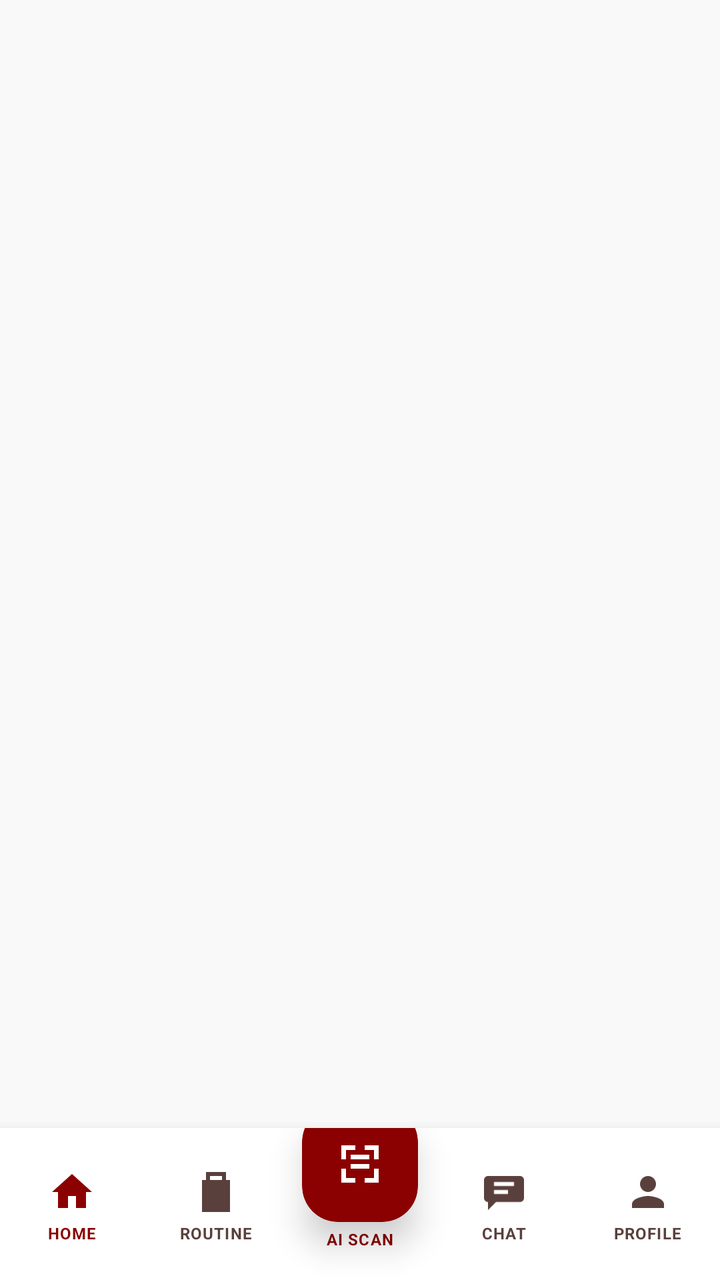
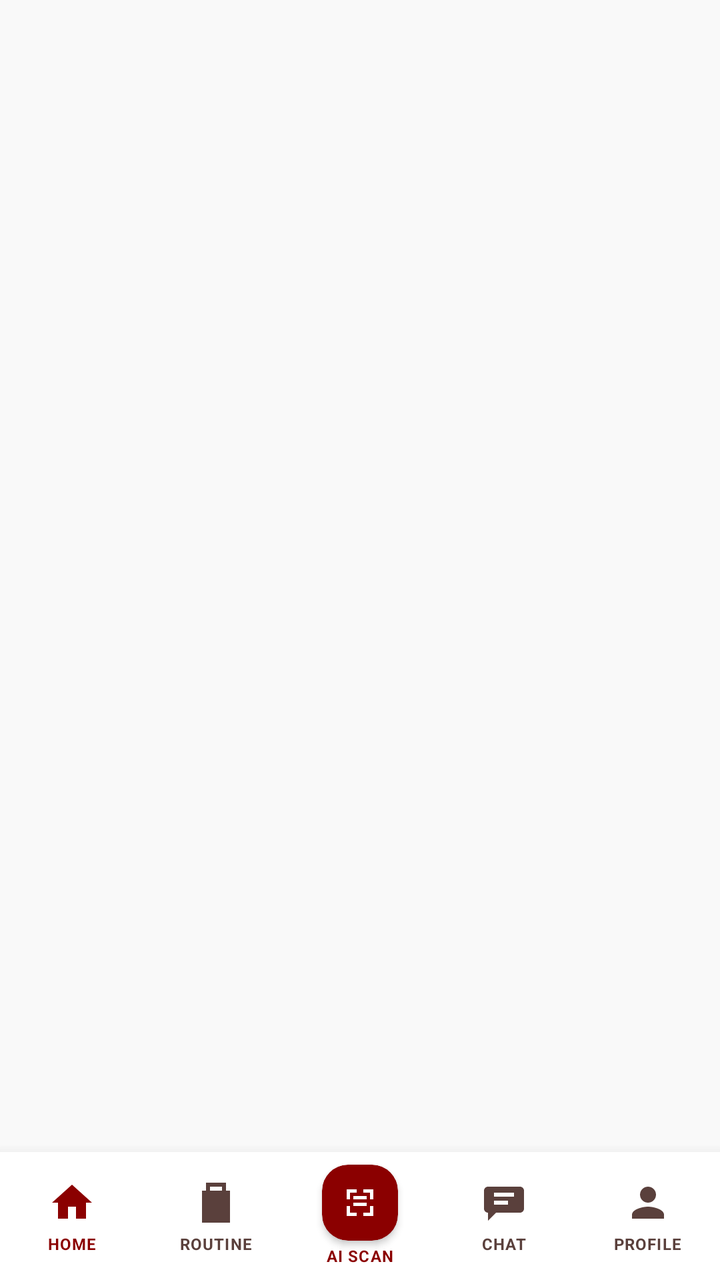

Screens rendered from an Android XML layout before and after an edit, with the pre-edit source and the edit as a unified diff.
<!-- AndroidManifest.xml: application theme Theme.TirTirMCommerce -->
<!-- res/layout/activity_main.xml -->
<?xml version="1.0" encoding="utf-8"?>
<androidx.constraintlayout.widget.ConstraintLayout xmlns:android="http://schemas.android.com/apk/res/android"
    xmlns:app="http://schemas.android.com/apk/res-auto"
    xmlns:tools="http://schemas.android.com/tools"
    android:id="@+id/main"
    android:layout_width="match_parent"
    android:layout_height="match_parent"
    tools:context=".MainActivity">

    <FrameLayout
        android:id="@+id/fragmentContainer"
        android:layout_width="0dp"
        android:layout_height="0dp"
        app:layout_constraintBottom_toTopOf="@+id/customBottomBar"
        app:layout_constraintEnd_toEndOf="parent"
        app:layout_constraintStart_toStartOf="parent"
        app:layout_constraintTop_toTopOf="parent" />

    
    <LinearLayout
        android:id="@+id/customBottomBar"
        android:layout_width="0dp"
        android:layout_height="wrap_content"
        android:background="@color/tirtir_white"
        android:elevation="10dp"
        android:orientation="horizontal"
        android:gravity="top"
        android:clipChildren="false"
        android:clipToPadding="false"
        app:layout_constraintBottom_toBottomOf="parent"
        app:layout_constraintEnd_toEndOf="parent"
        app:layout_constraintStart_toStartOf="parent">

        
        <LinearLayout
            android:id="@+id/navTabHome"
            android:layout_width="0dp"
            android:layout_height="76dp"
            android:layout_weight="1"
            android:orientation="vertical"
            android:gravity="center"
            android:background="?attr/selectableItemBackground"
            android:paddingTop="8dp"
            android:paddingBottom="6dp">
            <ImageView
                android:id="@+id/navIconHome"
                android:layout_width="24dp"
                android:layout_height="24dp"
                android:src="@drawable/ic_home"
                app:tint="@color/tirtir_red_primary"
                android:contentDescription="Home" />
            <TextView
                android:id="@+id/navLabelHome"
                android:layout_width="wrap_content"
                android:layout_height="wrap_content"
                android:layout_marginTop="3dp"
                android:text="HOME"
                android:textSize="8sp"
                android:textStyle="bold"
                android:letterSpacing="0.05"
                android:textColor="@color/tirtir_red_primary" />
        </LinearLayout>

        
        <LinearLayout
            android:id="@+id/navTabRoutine"
            android:layout_width="0dp"
            android:layout_height="76dp"
            android:layout_weight="1"
            android:orientation="vertical"
            android:gravity="center"
            android:background="?attr/selectableItemBackground"
            android:paddingTop="8dp"
            android:paddingBottom="6dp">
            <ImageView
                android:id="@+id/navIconRoutine"
                android:layout_width="24dp"
                android:layout_height="24dp"
                android:src="@drawable/ic_routine"
                app:tint="@color/tirtir_text_secondary"
                android:contentDescription="Routine" />
            <TextView
                android:id="@+id/navLabelRoutine"
                android:layout_width="wrap_content"
                android:layout_height="wrap_content"
                android:layout_marginTop="3dp"
                android:text="ROUTINE"
                android:textSize="8sp"
                android:textStyle="bold"
                android:letterSpacing="0.05"
                android:textColor="@color/tirtir_text_secondary" />
        </LinearLayout>

        
        <LinearLayout
            android:id="@+id/navTabScan"
            android:layout_width="0dp"
            android:layout_height="76dp"
            android:layout_weight="1"
            android:orientation="vertical"
            android:gravity="center"
            android:clipChildren="false"
            android:clipToPadding="false"
            android:paddingBottom="6dp">

            <com.google.android.material.card.MaterialCardView
                android:id="@+id/fabScan"
                android:layout_width="58dp"
                android:layout_height="58dp"
                android:layout_marginTop="-20dp"
                android:clickable="false"
                app:cardCornerRadius="18dp"
                app:cardElevation="10dp"
                app:cardBackgroundColor="@color/tirtir_red_primary"
                app:strokeWidth="0dp">
                <ImageView
                    android:layout_width="28dp"
                    android:layout_height="28dp"
                    android:layout_gravity="center"
                    android:src="@drawable/ic_scan"
                    app:tint="@color/tirtir_white"
                    android:contentDescription="AI Skin Scan" />
            </com.google.android.material.card.MaterialCardView>

            <TextView
                android:layout_width="wrap_content"
                android:layout_height="wrap_content"
                android:layout_marginTop="3dp"
                android:text="AI SCAN"
                android:textSize="8sp"
                android:textStyle="bold"
                android:letterSpacing="0.05"
                android:textColor="@color/tirtir_red_primary" />
        </LinearLayout>

        
        <LinearLayout
            android:id="@+id/navTabChat"
            android:layout_width="0dp"
            android:layout_height="76dp"
            android:layout_weight="1"
            android:orientation="vertical"
            android:gravity="center"
            android:background="?attr/selectableItemBackground"
            android:paddingTop="8dp"
            android:paddingBottom="6dp">
            <ImageView
                android:id="@+id/navIconChat"
                android:layout_width="24dp"
                android:layout_height="24dp"
                android:src="@drawable/ic_chat"
                app:tint="@color/tirtir_text_secondary"
                android:contentDescription="Chat" />
            <TextView
                android:id="@+id/navLabelChat"
                android:layout_width="wrap_content"
                android:layout_height="wrap_content"
                android:layout_marginTop="3dp"
                android:text="CHAT"
                android:textSize="8sp"
                android:textStyle="bold"
                android:letterSpacing="0.05"
                android:textColor="@color/tirtir_text_secondary" />
        </LinearLayout>

        
        <LinearLayout
            android:id="@+id/navTabProfile"
            android:layout_width="0dp"
            android:layout_height="76dp"
            android:layout_weight="1"
            android:orientation="vertical"
            android:gravity="center"
            android:background="?attr/selectableItemBackground"
            android:paddingTop="8dp"
            android:paddingBottom="6dp">
            <ImageView
                android:id="@+id/navIconProfile"
                android:layout_width="24dp"
                android:layout_height="24dp"
                android:src="@drawable/ic_profile"
                app:tint="@color/tirtir_text_secondary"
                android:contentDescription="Profile" />
            <TextView
                android:id="@+id/navLabelProfile"
                android:layout_width="wrap_content"
                android:layout_height="wrap_content"
                android:layout_marginTop="3dp"
                android:text="PROFILE"
                android:textSize="8sp"
                android:textStyle="bold"
                android:letterSpacing="0.05"
                android:textColor="@color/tirtir_text_secondary" />
        </LinearLayout>

    </LinearLayout>

</androidx.constraintlayout.widget.ConstraintLayout>
<!-- resources referenced by this layout -->
<resources>
  <color name="tirtir_red_primary">#8B0000</color>
  <color name="tirtir_text_secondary">#5A403C</color>
  <color name="tirtir_white">#FFFFFF</color>
  <!-- drawable ic_chat (drawable) -->
  <vector xmlns:android="http://schemas.android.com/apk/res/android"
      android:width="24dp"
      android:height="24dp"
      android:viewportWidth="24"
      android:viewportHeight="24"
      android:tint="?attr/colorControlNormal">
      <path
          android:fillColor="#FF000000"
          android:pathData="M4,4h16c1.1,0 2,0.9 2,2v9c0,1.1 -0.9,2 -2,2H8l-4,4v-4c-1.1,0 -2,-0.9 -2,-2V6c0,-1.1 0.9,-2 2,-2zM7,9h10v-2H7v2zM7,13h7v-2H7v2z" />
  </vector>
  <!-- drawable ic_home (drawable) -->
  <vector xmlns:android="http://schemas.android.com/apk/res/android"
      android:width="24dp"
      android:height="24dp"
      android:viewportWidth="24.0"
      android:viewportHeight="24.0"
      android:tint="?attr/colorControlNormal">
    <path
        android:fillColor="#FF000000"
        android:pathData="M10,20v-6h4v6h5v-8h3L12,3 2,12h3v8z"/>
  </vector>
  <!-- drawable ic_profile (drawable) -->
  <vector xmlns:android="http://schemas.android.com/apk/res/android"
      android:width="24dp"
      android:height="24dp"
      android:viewportWidth="24.0"
      android:viewportHeight="24.0"
      android:tint="?attr/colorControlNormal">
    <path
        android:fillColor="#FF000000"
        android:pathData="M12,12c2.21,0 4,-1.79 4,-4s-1.79,-4 -4,-4 -4,1.79 -4,4 1.79,4 4,4zM12,14c-2.67,0 -8,1.34 -8,4v2h16v-2c0,-2.66 -5.33,-4 -8,-4z"/>
  </vector>
  <!-- drawable ic_routine (drawable) -->
  <vector xmlns:android="http://schemas.android.com/apk/res/android"
      android:width="24dp"
      android:height="24dp"
      android:viewportWidth="24"
      android:viewportHeight="24"
      android:tint="?attr/colorControlNormal">
      <path
          android:fillColor="#FF000000"
          android:pathData="M7,2h10v4h2v16H5V6h2V2zM9,6h6V4H9v2zM8,10h8v2H8v-2zM8,14h8v2H8v-2zM8,18h5v2H8v-2z" />
  </vector>
  <!-- drawable ic_scan (drawable) -->
  <vector xmlns:android="http://schemas.android.com/apk/res/android"
      android:width="24dp"
      android:height="24dp"
      android:viewportWidth="24"
      android:viewportHeight="24"
      android:tint="?attr/colorControlNormal">
      <path
          android:fillColor="#FF000000"
          android:pathData="M4,4h6v2H6v4H4V4zM14,4h6v6h-2V6h-4V4zM6,14v4h4v2H4v-6h2zM18,18v-4h2v6h-6v-2h4zM8,8h8v2H8V8zM8,12h8v2H8v-2z" />
  </vector>
  <style name="Theme.TirTirMCommerce" parent="Base.Theme.TirTirMCommerce" />
  <color name="tirtir_red_dark">#610000</color>
  <color name="tirtir_red_surface">#FFF4F3</color>
  <color name="tirtir_black">#1A1C1C</color>
  <color name="tirtir_off_white">#F9F9F9</color>
  <color name="tirtir_error">#D32F2F</color>
  <!-- unchanged entries left out for length: 1 -->
</resources>

<!-- the commit's change to res/layout/activity_main.xml (unified diff, before → after) -->
@@ -1,11 +1,17 @@
 <?xml version="1.0" encoding="utf-8"?>
-<androidx.constraintlayout.widget.ConstraintLayout xmlns:android="http://schemas.android.com/apk/res/android"
+<androidx.drawerlayout.widget.DrawerLayout xmlns:android="http://schemas.android.com/apk/res/android"
     xmlns:app="http://schemas.android.com/apk/res-auto"
     xmlns:tools="http://schemas.android.com/tools"
-    android:id="@+id/main"
+    android:id="@+id/drawerLayoutMain"
     android:layout_width="match_parent"
     android:layout_height="match_parent"
-    tools:context=".MainActivity">
+    tools:context=".MainActivity"
+    tools:openDrawer="start">
+
+    <androidx.constraintlayout.widget.ConstraintLayout
+        android:id="@+id/main"
+        android:layout_width="match_parent"
+        android:layout_height="match_parent">
 
     <FrameLayout
         android:id="@+id/fragmentContainer"
@@ -24,7 +30,7 @@
         android:background="@color/tirtir_white"
         android:elevation="10dp"
         android:orientation="horizontal"
-        android:gravity="top"
+        android:gravity="center_vertical"
         android:clipChildren="false"
         android:clipToPadding="false"
         app:layout_constraintBottom_toBottomOf="parent"
@@ -35,13 +41,13 @@
         <LinearLayout
             android:id="@+id/navTabHome"
             android:layout_width="0dp"
-            android:layout_height="76dp"
-            android:layout_weight="1"
-            android:orientation="vertical"
-            android:gravity="center"
-            android:background="?attr/selectableItemBackground"
-            android:paddingTop="8dp"
-            android:paddingBottom="6dp">
+            android:layout_height="64dp"
+            android:layout_weight="1"
+            android:orientation="vertical"
+            android:gravity="center"
+            android:background="?attr/selectableItemBackground"
+            android:paddingTop="6dp"
+            android:paddingBottom="5dp">
             <ImageView
                 android:id="@+id/navIconHome"
                 android:layout_width="24dp"
@@ -65,13 +71,13 @@
         <LinearLayout
             android:id="@+id/navTabRoutine"
             android:layout_width="0dp"
-            android:layout_height="76dp"
-            android:layout_weight="1"
-            android:orientation="vertical"
-            android:gravity="center"
-            android:background="?attr/selectableItemBackground"
-            android:paddingTop="8dp"
-            android:paddingBottom="6dp">
+            android:layout_height="64dp"
+            android:layout_weight="1"
+            android:orientation="vertical"
+            android:gravity="center"
+            android:background="?attr/selectableItemBackground"
+            android:paddingTop="6dp"
+            android:paddingBottom="5dp">
             <ImageView
                 android:id="@+id/navIconRoutine"
                 android:layout_width="24dp"
@@ -95,27 +101,27 @@
         <LinearLayout
             android:id="@+id/navTabScan"
             android:layout_width="0dp"
-            android:layout_height="76dp"
+            android:layout_height="64dp"
             android:layout_weight="1"
             android:orientation="vertical"
             android:gravity="center"
             android:clipChildren="false"
             android:clipToPadding="false"
-            android:paddingBottom="6dp">
+            android:paddingTop="5dp"
+            android:paddingBottom="5dp">
 
             <com.google.android.material.card.MaterialCardView
                 android:id="@+id/fabScan"
-                android:layout_width="58dp"
-                android:layout_height="58dp"
-                android:layout_marginTop="-20dp"
+                android:layout_width="38dp"
+                android:layout_height="38dp"
                 android:clickable="false"
-                app:cardCornerRadius="18dp"
-                app:cardElevation="10dp"
+                app:cardCornerRadius="13dp"
+                app:cardElevation="2dp"
                 app:cardBackgroundColor="@color/tirtir_red_primary"
                 app:strokeWidth="0dp">
                 <ImageView
-                    android:layout_width="28dp"
-                    android:layout_height="28dp"
+                    android:layout_width="20dp"
+                    android:layout_height="20dp"
                     android:layout_gravity="center"
                     android:src="@drawable/ic_scan"
                     app:tint="@color/tirtir_white"
@@ -125,7 +131,7 @@
             <TextView
                 android:layout_width="wrap_content"
                 android:layout_height="wrap_content"
-                android:layout_marginTop="3dp"
+                android:layout_marginTop="2dp"
                 android:text="AI SCAN"
                 android:textSize="8sp"
                 android:textStyle="bold"
@@ -137,13 +143,13 @@
         <LinearLayout
             android:id="@+id/navTabChat"
             android:layout_width="0dp"
-            android:layout_height="76dp"
-            android:layout_weight="1"
-            android:orientation="vertical"
-            android:gravity="center"
-            android:background="?attr/selectableItemBackground"
-            android:paddingTop="8dp"
-            android:paddingBottom="6dp">
+            android:layout_height="64dp"
+            android:layout_weight="1"
+            android:orientation="vertical"
+            android:gravity="center"
+            android:background="?attr/selectableItemBackground"
+            android:paddingTop="6dp"
+            android:paddingBottom="5dp">
             <ImageView
                 android:id="@+id/navIconChat"
                 android:layout_width="24dp"
@@ -167,13 +173,13 @@
         <LinearLayout
             android:id="@+id/navTabProfile"
             android:layout_width="0dp"
-            android:layout_height="76dp"
-            android:layout_weight="1"
-            android:orientation="vertical"
-            android:gravity="center"
-            android:background="?attr/selectableItemBackground"
-            android:paddingTop="8dp"
-            android:paddingBottom="6dp">
+            android:layout_height="64dp"
+            android:layout_weight="1"
+            android:orientation="vertical"
+            android:gravity="center"
+            android:background="?attr/selectableItemBackground"
+            android:paddingTop="6dp"
+            android:paddingBottom="5dp">
             <ImageView
                 android:id="@+id/navIconProfile"
                 android:layout_width="24dp"
@@ -195,4 +201,17 @@
 
     </LinearLayout>
 
-</androidx.constraintlayout.widget.ConstraintLayout>
+    </androidx.constraintlayout.widget.ConstraintLayout>
+
+    <com.google.android.material.navigation.NavigationView
+        android:id="@+id/navigationViewMain"
+        android:layout_width="300dp"
+        android:layout_height="match_parent"
+        android:layout_gravity="start"
+        android:background="@color/tirtir_white"
+        app:headerLayout="@layout/nav_header_user"
+        app:itemIconTint="@color/tirtir_text_secondary"
+        app:itemTextColor="@color/tirtir_text_primary"
+        app:menu="@menu/user_drawer_menu" />
+
+</androidx.drawerlayout.widget.DrawerLayout>
<!-- resource entries referenced after the edit -->
@@ -1,6 +1,7 @@
 <!-- resources referenced by this layout -->
 <resources>
   <color name="tirtir_red_primary">#8B0000</color>
+  <color name="tirtir_text_primary">#1A1C1C</color>
   <color name="tirtir_text_secondary">#5A403C</color>
   <color name="tirtir_white">#FFFFFF</color>
   <!-- drawable ic_chat (drawable) -->
